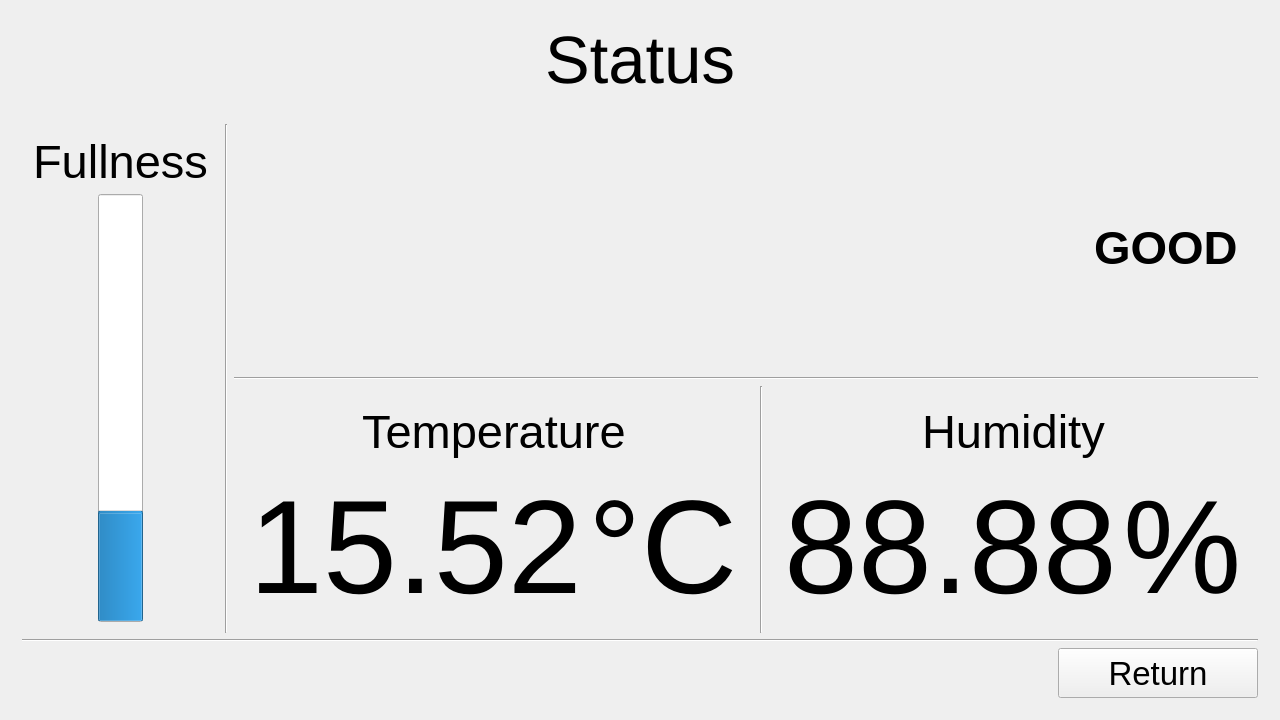
The window that Trash_Can/mainwindow.ui (AleksandraZasadni/ssp_miniproject) describes before a commit, drawn with Qt 5.
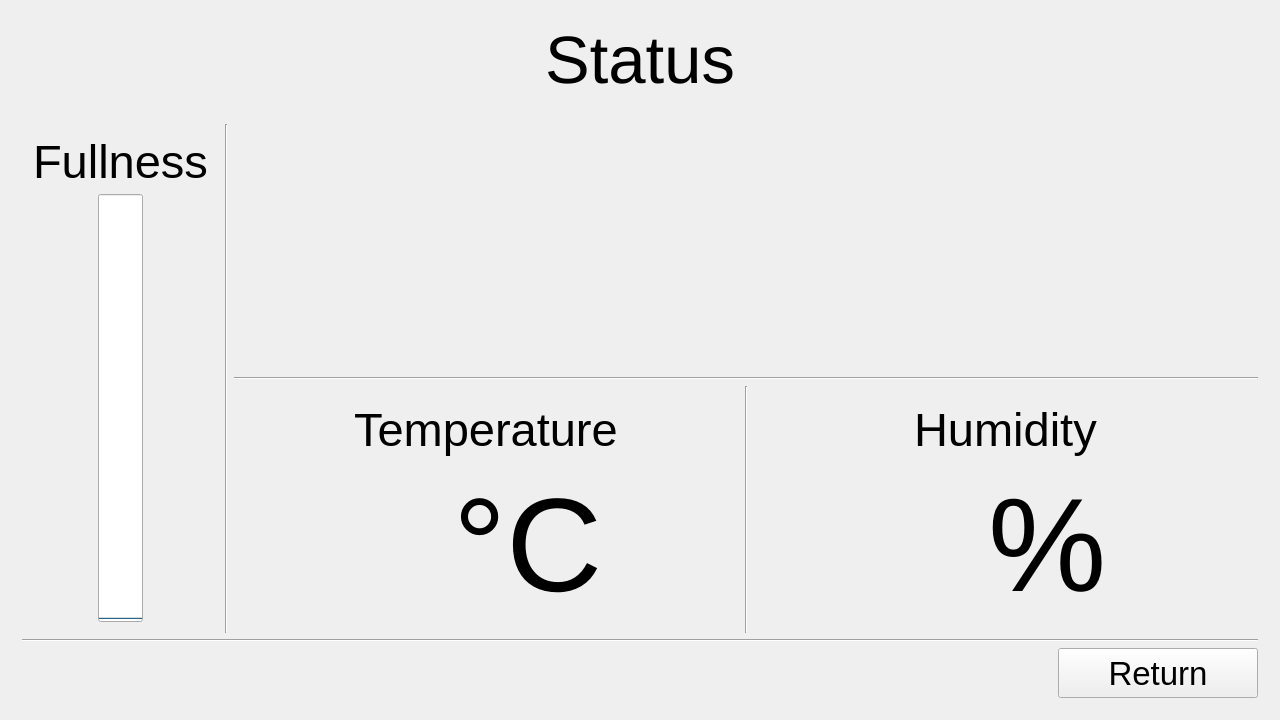
The same window after the commit. The open tabs and pages were chosen to show the change. Icons and pictures are not drawn. Custom widgets are drawn as their Qt base class.

Patch:
```diff
--- a/Trash_Can/mainwindow.ui
+++ b/Trash_Can/mainwindow.ui
@@ -453,7 +453,7 @@
                 </font>
                </property>
                <property name="value">
-                <number>25</number>
+                <number>0</number>
                </property>
                <property name="orientation">
                 <enum>Qt::Vertical</enum>
@@ -739,13 +739,13 @@
                <widget class="QLabel" name="label_8">
                 <property name="font">
                  <font>
-                  <pointsize>35</pointsize>
+                  <pointsize>20</pointsize>
                   <weight>75</weight>
                   <bold>true</bold>
                  </font>
                 </property>
                 <property name="text">
-                 <string>GOOD</string>
+                 <string/>
                 </property>
                </widget>
               </item>
@@ -814,7 +814,7 @@
                       </font>
                      </property>
                      <property name="text">
-                      <string>15.52</string>
+                      <string/>
                      </property>
                     </widget>
                    </item>
@@ -900,7 +900,7 @@
                       </font>
                      </property>
                      <property name="text">
-                      <string>88.88</string>
+                      <string/>
                      </property>
                     </widget>
                    </item>
```
Left out of the diff: 46 changed lines with no effect on the pictures.
